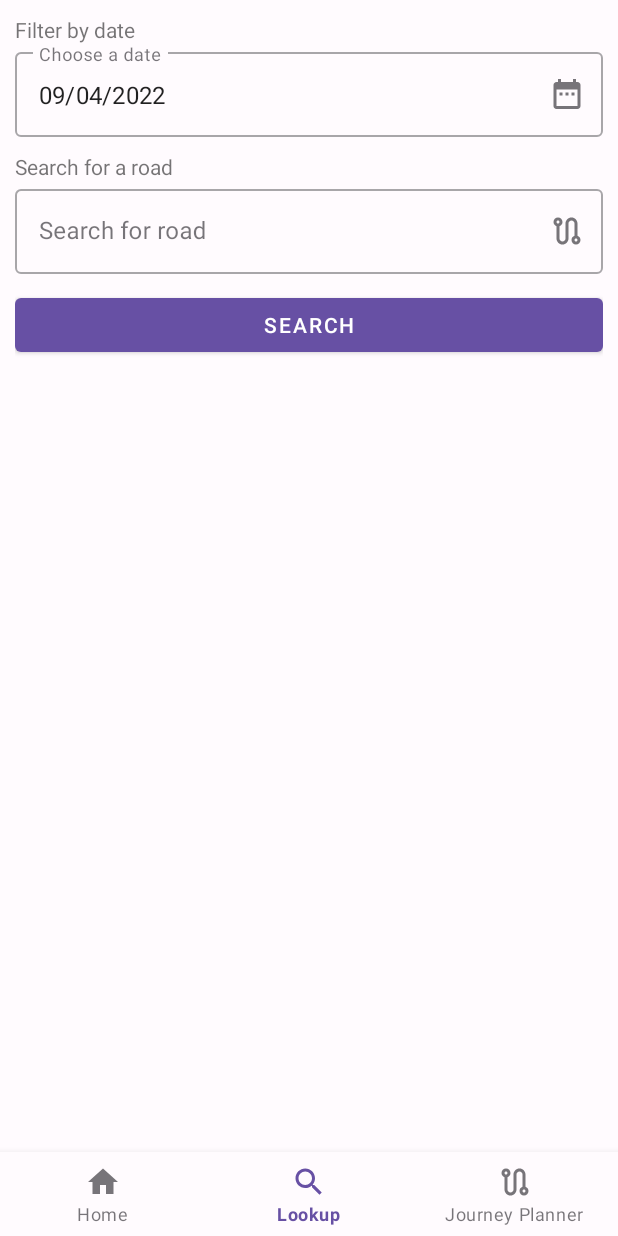
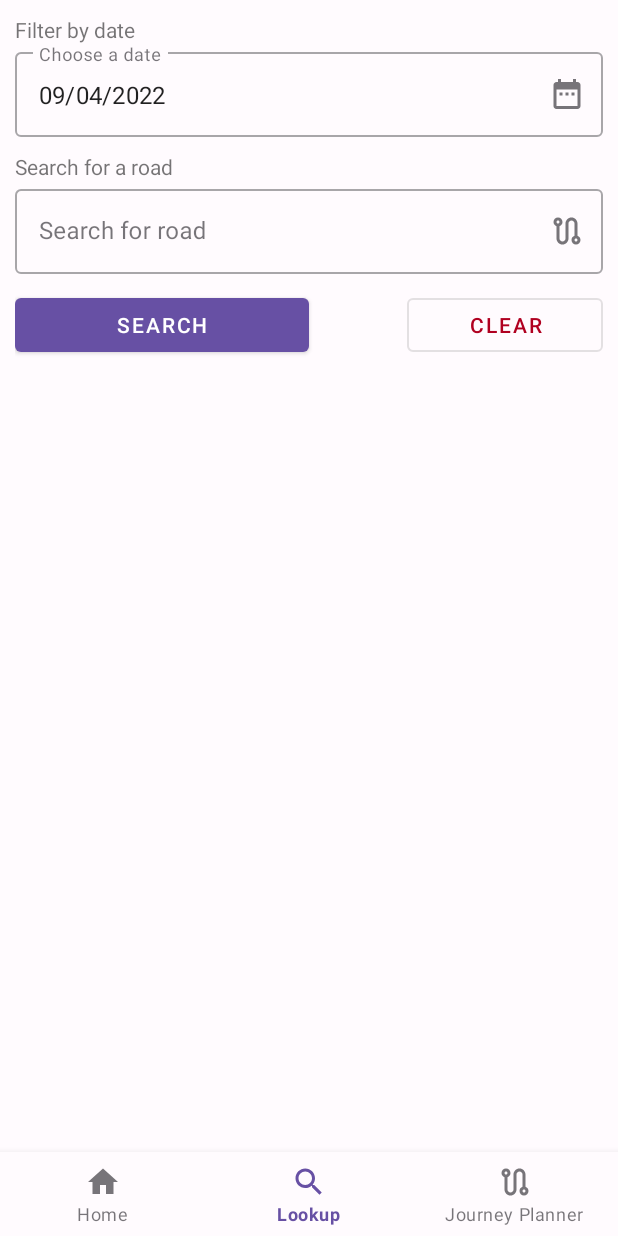
Before and after one commit to J-JohnWills/TrafficScotland, an Android app: the LookupController screen opened through its navigation route, on a phone screen of 412 x 824 dp. Run offline under Robolectric (Android 15) with nearby library versions, the phone set to English and light mode, and no system bars; our stand-ins replace navigation-ui; 3 statements that could not run were skipped.

Commit message:
Add clear button to the lookup view of the app

```diff
--- a/app/src/main/java/jjwilliams/trafficscotland/controllers/LookupController.java
+++ b/app/src/main/java/jjwilliams/trafficscotland/controllers/LookupController.java
@@ -51,11 +51,11 @@ public class LookupController extends Fragment {
   // Layout
   private ViewSwitcher viewSwitcher;
   // View 1
-  private Button searchButton;
+  private Button searchButton, clearButton;
   private TextInputEditText dateInput, roadInput;
 
   // View 2
-  private Button returnbutton;
+  private Button returnButton;
   private ListView listView;
 
   // variables
@@ -76,11 +76,12 @@ public class LookupController extends Fragment {
     viewSwitcher = root.findViewById(R.id.lookup_view_switch);
     // View 1
     searchButton = root.findViewById(R.id.lookup_button_search);
+    clearButton = root.findViewById(R.id.lookup_button_clear);
     dateInput = root.findViewById(R.id.lookup_date_field);
     roadInput = root.findViewById(R.id.lookup_search_field);
 
     // View 2
-    returnbutton = root.findViewById(R.id.lookup_button_return);
+    returnButton = root.findViewById(R.id.lookup_button_return);
     listView = root.findViewById(R.id.lookup_list_view);
 
     // DatePicker
@@ -112,13 +113,11 @@ public class LookupController extends Fragment {
             listView.setAdapter(adapter);
           });
         });
-
         viewSwitcher.showNext();
-
       }
     });
 
-    returnbutton.setOnClickListener(view -> viewSwitcher.showPrevious());
+    returnButton.setOnClickListener(view -> viewSwitcher.showPrevious());
 
     dateInput.setOnClickListener(view -> datePicker.show(getParentFragmentManager(), "Date Picker"));
 
@@ -136,6 +135,12 @@ public class LookupController extends Fragment {
                 Toast.LENGTH_LONG);
         toast.show();
       }
+    });
+
+    // Reset the inputs on click
+    clearButton.setOnClickListener(view -> {
+      dateInput.setText(pickerHelper.today());
+      roadInput.setText("");
     });
     return root;
   }
--- a/app/src/main/res/layout/fragment_lookup.xml
+++ b/app/src/main/res/layout/fragment_lookup.xml
@@ -70,37 +70,77 @@
                 android:visibility="visible" />
         </com.google.android.material.textfield.TextInputLayout>
 
-        <Button
-            android:id="@+id/lookup_button_search"
+        <LinearLayout
             android:layout_width="match_parent"
             android:layout_height="wrap_content"
-            android:layout_marginTop="10dp"
-            android:text="Search"
-            app:layout_constraintTop_toBottomOf="@+id/lookup_search_layout" />
+            android:orientation="horizontal"
+            android:paddingTop="10dp"
+            app:layout_constraintTop_toBottomOf="@+id/lookup_search_layout">
+
+
+            <Button
+                android:id="@+id/lookup_button_search"
+                style="@style/Widget.MaterialComponents.Button"
+                android:layout_width="0dp"
+                android:layout_height="match_parent"
+                android:layout_weight="1.5"
+                android:text="Search" />
+
+            <TextView
+                android:id="@+id/spacer"
+                android:layout_width="0dp"
+                android:layout_height="match_parent"
+                android:layout_weight=".5" />
+
+
+            <Button
+                android:id="@+id/lookup_button_clear"
+                style="@style/Widget.MaterialComponents.Button.OutlinedButton"
+                android:layout_width="0dp"
+                android:layout_height="match_parent"
+                android:layout_weight="1"
+                android:text="Clear"
+                android:textColor="@color/design_default_color_error" />
+
+
+        </LinearLayout>
+
+        <!--        <Button-->
+        <!--            android:id="@+id/lookup_button_search"-->
+        <!--            android:layout_width="match_parent"-->
+        <!--            android:layout_height="wrap_content"-->
+        <!--            android:layout_marginTop="10dp"-->
+        <!--            android:text="Search"-->
+        <!--            app:layout_constraintTop_toBottomOf="@+id/lookup_search_layout" />-->
+        <!--        <Button-->
+        <!--            android:layout_width="match_parent"-->
+        <!--            android:layout_height="wrap_content"-->
+        <!--            android:id="@+id/lookup_clear_button"-->
+        <!--            android:layout_marginTop="10dp"-->
+        <!--            app:layout_constraintTop_toBottomOf="@id/lookup_search_layout"-->
+        <!--            />-->
+
     </androidx.constraintlayout.widget.ConstraintLayout>
 
     <androidx.constraintlayout.widget.ConstraintLayout
+        android:id="@+id/lookup_view2"
         android:layout_width="match_parent"
-        android:layout_height="match_parent"
-        android:id="@+id/lookup_view2"
-        >
+        android:layout_height="match_parent">
 
 
         <Button
+            android:id="@+id/lookup_button_return"
+            style="@style/Widget.MaterialComponents.Button.Icon"
             android:layout_width="match_parent"
             android:layout_height="wrap_content"
-            android:id="@+id/lookup_button_return"
-            app:layout_constraintTop_toTopOf="parent"
-            style="@style/Widget.MaterialComponents.Button.Icon"
+            android:text="Back to search"
             app:icon="@drawable/ic_baseline_keyboard_return_24"
-            android:text="Back to search"
-            />
+            app:layout_constraintTop_toTopOf="parent" />
 
         <ListView
+            android:id="@+id/lookup_list_view"
             android:layout_width="match_parent"
             android:layout_height="wrap_content"
-            android:id="@+id/lookup_list_view"
-            app:layout_constraintTop_toBottomOf="@id/lookup_button_return"
-            />
+            app:layout_constraintTop_toBottomOf="@id/lookup_button_return" />
     </androidx.constraintlayout.widget.ConstraintLayout>
 </ViewSwitcher>
```
Also changed, not shown: app/src/main/java/jjwilliams/trafficscotland/adapters/TestAdapter.java (+12 -12 lines), app/src/main/res/layout/list_view_item.xml (+24 -31 lines).
